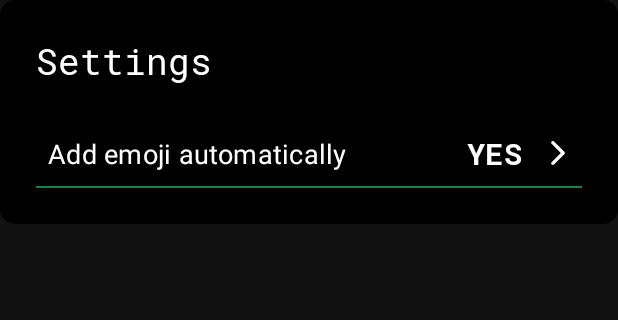
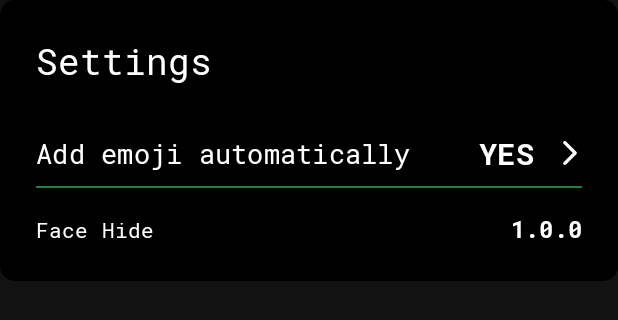
Before and after one commit to ashishkharcheiuforks/face-hide-ml, an Android app: the layout dialog_settings.xml on its own in the app's theme, with its tools: preview values and no code run, on a phone screen of 412 x 824 dp. Shown: the top 320 px of the screen. Run offline under Robolectric (Android 15) with nearby library versions, the phone set to English and light mode, and no system bars.

Commit message:
Update settings popup.

```diff
--- a/app/build.gradle
+++ b/app/build.gradle
@@ -10,7 +10,7 @@ android {
         minSdkVersion 21
         targetSdkVersion 28
         versionCode 1
-        versionName "1.0"
+        versionName "1.0.0"
         testInstrumentationRunner "androidx.test.runner.AndroidJUnitRunner"
     }
     buildTypes {
--- a/app/src/main/java/com/github/naz013/facehide/MainActivity.kt
+++ b/app/src/main/java/com/github/naz013/facehide/MainActivity.kt
@@ -2,6 +2,7 @@ package com.github.naz013.facehide
 
 import android.content.ClipData
 import android.content.Intent
+import android.content.pm.PackageManager
 import android.graphics.Bitmap
 import android.graphics.Color
 import android.graphics.drawable.ColorDrawable
@@ -90,6 +91,13 @@ class MainActivity : AppCompatActivity(), PhotoSelectionUtil.UriCallback {
             Prefs.getInstance(this).setAutoFace(!Prefs.getInstance(this).isAutoFace())
             view.autoFaceState.text = autoFaceState(Prefs.getInstance(this).isAutoFace())
         }
+
+        try {
+            val pInfo = packageManager.getPackageInfo(packageName, 0)
+            view.versionView.text = pInfo.versionName
+        } catch (e: PackageManager.NameNotFoundException) {
+        }
+
         builder.setView(view.root)
         val dialog = builder.create()
         dialog.window?.setBackgroundDrawable(ColorDrawable(Color.TRANSPARENT))
--- a/app/src/main/res/layout/dialog_settings.xml
+++ b/app/src/main/res/layout/dialog_settings.xml
@@ -1,6 +1,7 @@
 <?xml version="1.0" encoding="utf-8"?>
 <layout xmlns:android="http://schemas.android.com/apk/res/android"
-    xmlns:app="http://schemas.android.com/apk/res-auto">
+    xmlns:app="http://schemas.android.com/apk/res-auto"
+    xmlns:tools="http://schemas.android.com/tools">
 
     <LinearLayout
         android:layout_width="match_parent"
@@ -24,7 +25,8 @@
             android:background="?selectableItemBackground"
             android:gravity="center_vertical"
             android:orientation="horizontal"
-            android:padding="8dp">
+            android:paddingTop="8dp"
+            android:paddingBottom="8dp">
 
             <androidx.appcompat.widget.AppCompatTextView
                 android:layout_width="0dp"
@@ -33,7 +35,8 @@
                 android:text="@string/add_emoji_automatically"
                 android:textAppearance="?textAppearanceSubtitle1"
                 android:textColor="#ffffff"
-                android:textSize="18sp" />
+                android:textSize="18sp"
+                app:fontFamily="@font/robotomono_regular" />
 
             <androidx.appcompat.widget.AppCompatTextView
                 android:id="@+id/autoFaceState"
@@ -61,5 +64,33 @@
             android:layout_height="1dp"
             android:background="@color/colorDivider" />
 
+        <LinearLayout
+            android:layout_width="match_parent"
+            android:layout_height="wrap_content"
+            android:layout_marginTop="16dp"
+            android:orientation="horizontal">
+
+            <androidx.appcompat.widget.AppCompatTextView
+                android:layout_width="0dp"
+                android:layout_height="wrap_content"
+                android:layout_weight="1"
+                android:text="@string/app_name"
+                android:textAppearance="?textAppearanceSubtitle2"
+                android:textColor="#ffffff"
+                app:fontFamily="@font/robotomono_regular" />
+
+            <androidx.appcompat.widget.AppCompatTextView
+                android:id="@+id/versionView"
+                android:layout_width="wrap_content"
+                android:layout_height="wrap_content"
+                android:layout_marginStart="8dp"
+                tools:text="1.0.0"
+                android:textAllCaps="true"
+                android:textAppearance="?textAppearanceSubtitle1"
+                android:textColor="#ffffff"
+                app:fontFamily="@font/robotomono_bold" />
+
+        </LinearLayout>
+
     </LinearLayout>
 </layout>
```
